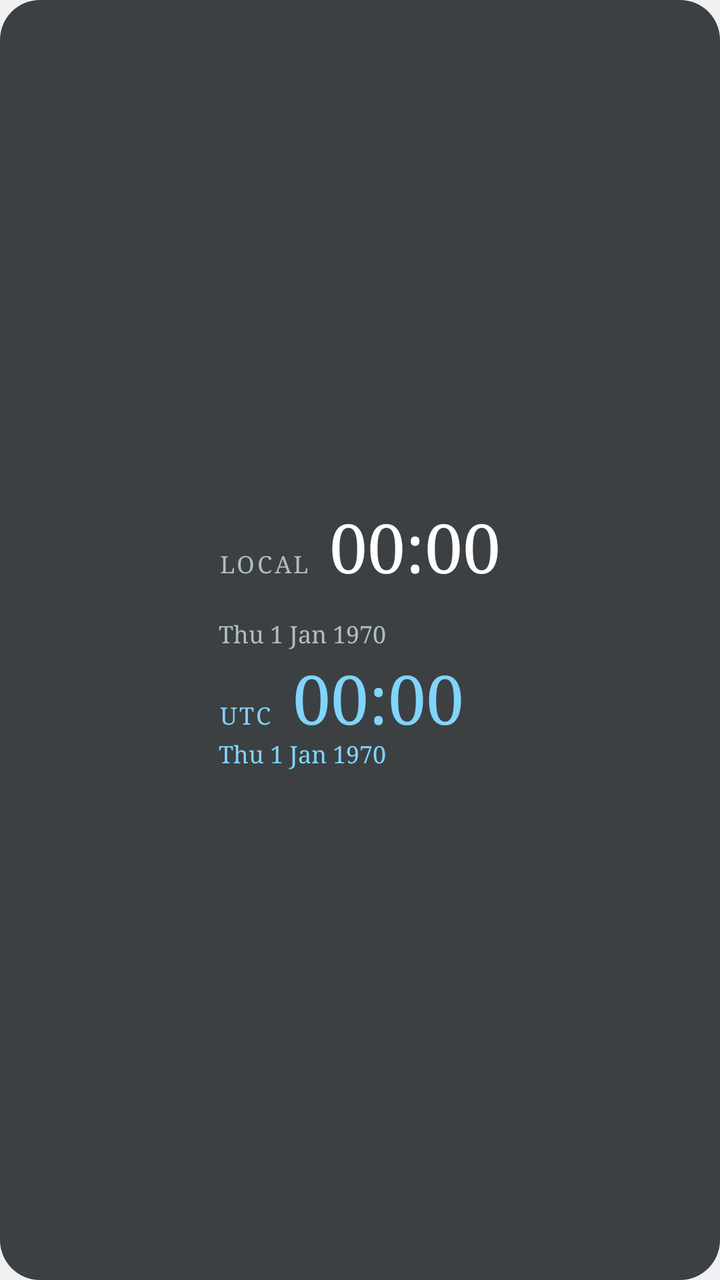
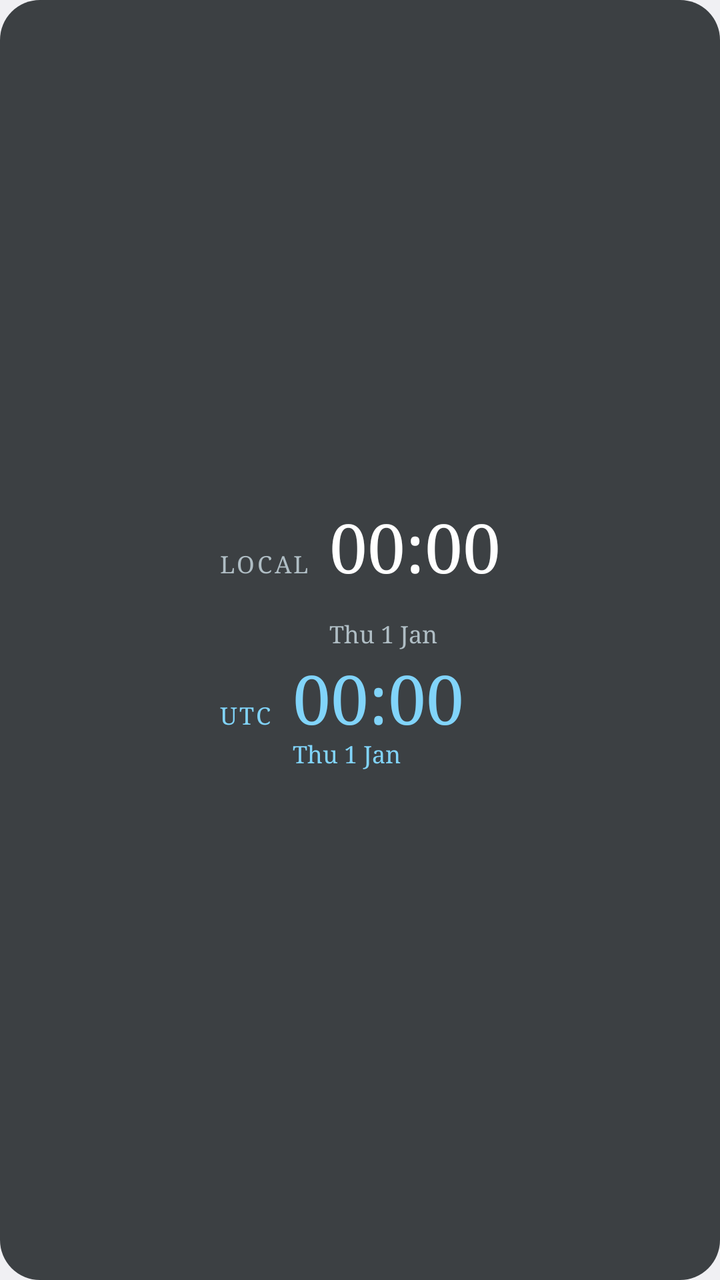

An Android layout rendered at two revisions. The XML below is the earlier revision; the diff shows what the commit changed to produce the second picture.
<!-- AndroidManifest.xml: application theme AppTheme -->
<!-- res/layout/widget_stacked_serif.xml -->
<?xml version="1.0" encoding="utf-8"?>
<LinearLayout xmlns:android="http://schemas.android.com/apk/res/android" android:id="@+id/root" android:layout_width="match_parent" android:layout_height="match_parent" android:background="@drawable/widget_bg" android:gravity="center" android:orientation="vertical" android:padding="14dp">
<LinearLayout android:layout_width="wrap_content" android:layout_height="wrap_content" android:orientation="vertical" >
<LinearLayout android:layout_width="wrap_content" android:layout_height="wrap_content" android:orientation="horizontal" android:baselineAligned="true" >
<TextView android:id="@+id/label_local" android:layout_width="wrap_content" android:layout_height="wrap_content"
    android:fontFamily="serif" android:letterSpacing="0.1" android:text="@string/label_local"
    android:textColor="#B0BEC5" android:textSize="12sp" android:layout_marginEnd="10dp"/>
<TextClock android:id="@+id/clock_local" android:layout_width="wrap_content" android:layout_height="wrap_content"
    android:fontFamily="serif" android:format12Hour="HH:mm" android:format24Hour="HH:mm" android:includeFontPadding="false" android:maxLines="1"
    android:textColor="#FFFFFF" android:textSize="34sp"  />
</LinearLayout>
<TextView android:id="@+id/zone_local" android:layout_width="wrap_content" android:layout_height="wrap_content"
    android:fontFamily="serif" android:textColor="#B0BEC5" android:textSize="12sp" />
<TextClock android:id="@+id/date_local" android:layout_width="wrap_content" android:layout_height="wrap_content"
    android:fontFamily="serif" android:format12Hour="EEE d MMM yyyy" android:format24Hour="EEE d MMM yyyy" android:includeFontPadding="false" android:maxLines="1"
    android:textColor="#B0BEC5" android:textSize="12sp"  />
<LinearLayout android:layout_width="wrap_content" android:layout_height="wrap_content" android:orientation="horizontal" android:baselineAligned="true" android:layout_marginTop="6dp">
<TextView android:id="@+id/label_utc" android:layout_width="wrap_content" android:layout_height="wrap_content"
    android:fontFamily="serif" android:letterSpacing="0.1" android:text="@string/label_utc"
    android:textColor="#81D4FA" android:textSize="12sp" android:layout_marginEnd="10dp"/>
<TextClock android:id="@+id/clock_utc" android:layout_width="wrap_content" android:layout_height="wrap_content"
    android:fontFamily="serif" android:format12Hour="HH:mm" android:format24Hour="HH:mm" android:includeFontPadding="false" android:maxLines="1"
    android:textColor="#81D4FA" android:textSize="34sp" android:timeZone="UTC" />
</LinearLayout>
<TextClock android:id="@+id/date_utc" android:layout_width="wrap_content" android:layout_height="wrap_content"
    android:fontFamily="serif" android:format12Hour="EEE d MMM yyyy" android:format24Hour="EEE d MMM yyyy" android:includeFontPadding="false" android:maxLines="1"
    android:textColor="#81D4FA" android:textSize="12sp" android:timeZone="UTC" />
</LinearLayout>
</LinearLayout>
<!-- resources referenced by this layout -->
<resources>
  <!-- drawable widget_bg (drawable) -->
  <?xml version="1.0" encoding="utf-8"?>
  <shape xmlns:android="http://schemas.android.com/apk/res/android" android:shape="rectangle">
      <solid android:color="#CC101418" />
      <corners android:radius="20dp" />
  </shape>
  <string name="label_local">LOCAL</string>
  <string name="label_utc">UTC</string>
  <style name="AppTheme" parent="@android:style/Theme.DeviceDefault.Light.NoActionBar" />
</resources>

<!-- the commit's change to res/layout/widget_stacked_serif.xml (unified diff, before → after) -->
@@ -5,25 +5,29 @@
 <TextView android:id="@+id/label_local" android:layout_width="wrap_content" android:layout_height="wrap_content"
     android:fontFamily="serif" android:letterSpacing="0.1" android:text="@string/label_local"
     android:textColor="#B0BEC5" android:textSize="12sp" android:layout_marginEnd="10dp"/>
+<LinearLayout android:layout_width="wrap_content" android:layout_height="wrap_content" android:orientation="vertical" android:baselineAlignedChildIndex="0">
 <TextClock android:id="@+id/clock_local" android:layout_width="wrap_content" android:layout_height="wrap_content"
     android:fontFamily="serif" android:format12Hour="HH:mm" android:format24Hour="HH:mm" android:includeFontPadding="false" android:maxLines="1"
     android:textColor="#FFFFFF" android:textSize="34sp"  />
-</LinearLayout>
 <TextView android:id="@+id/zone_local" android:layout_width="wrap_content" android:layout_height="wrap_content"
     android:fontFamily="serif" android:textColor="#B0BEC5" android:textSize="12sp" />
 <TextClock android:id="@+id/date_local" android:layout_width="wrap_content" android:layout_height="wrap_content"
-    android:fontFamily="serif" android:format12Hour="EEE d MMM yyyy" android:format24Hour="EEE d MMM yyyy" android:includeFontPadding="false" android:maxLines="1"
+    android:fontFamily="serif" android:format12Hour="EEE d MMM" android:format24Hour="EEE d MMM" android:includeFontPadding="false" android:maxLines="1"
     android:textColor="#B0BEC5" android:textSize="12sp"  />
+</LinearLayout>
+</LinearLayout>
 <LinearLayout android:layout_width="wrap_content" android:layout_height="wrap_content" android:orientation="horizontal" android:baselineAligned="true" android:layout_marginTop="6dp">
 <TextView android:id="@+id/label_utc" android:layout_width="wrap_content" android:layout_height="wrap_content"
     android:fontFamily="serif" android:letterSpacing="0.1" android:text="@string/label_utc"
     android:textColor="#81D4FA" android:textSize="12sp" android:layout_marginEnd="10dp"/>
+<LinearLayout android:layout_width="wrap_content" android:layout_height="wrap_content" android:orientation="vertical" android:baselineAlignedChildIndex="0">
 <TextClock android:id="@+id/clock_utc" android:layout_width="wrap_content" android:layout_height="wrap_content"
     android:fontFamily="serif" android:format12Hour="HH:mm" android:format24Hour="HH:mm" android:includeFontPadding="false" android:maxLines="1"
     android:textColor="#81D4FA" android:textSize="34sp" android:timeZone="UTC" />
-</LinearLayout>
 <TextClock android:id="@+id/date_utc" android:layout_width="wrap_content" android:layout_height="wrap_content"
-    android:fontFamily="serif" android:format12Hour="EEE d MMM yyyy" android:format24Hour="EEE d MMM yyyy" android:includeFontPadding="false" android:maxLines="1"
+    android:fontFamily="serif" android:format12Hour="EEE d MMM" android:format24Hour="EEE d MMM" android:includeFontPadding="false" android:maxLines="1"
     android:textColor="#81D4FA" android:textSize="12sp" android:timeZone="UTC" />
 </LinearLayout>
 </LinearLayout>
+</LinearLayout>
+</LinearLayout>
